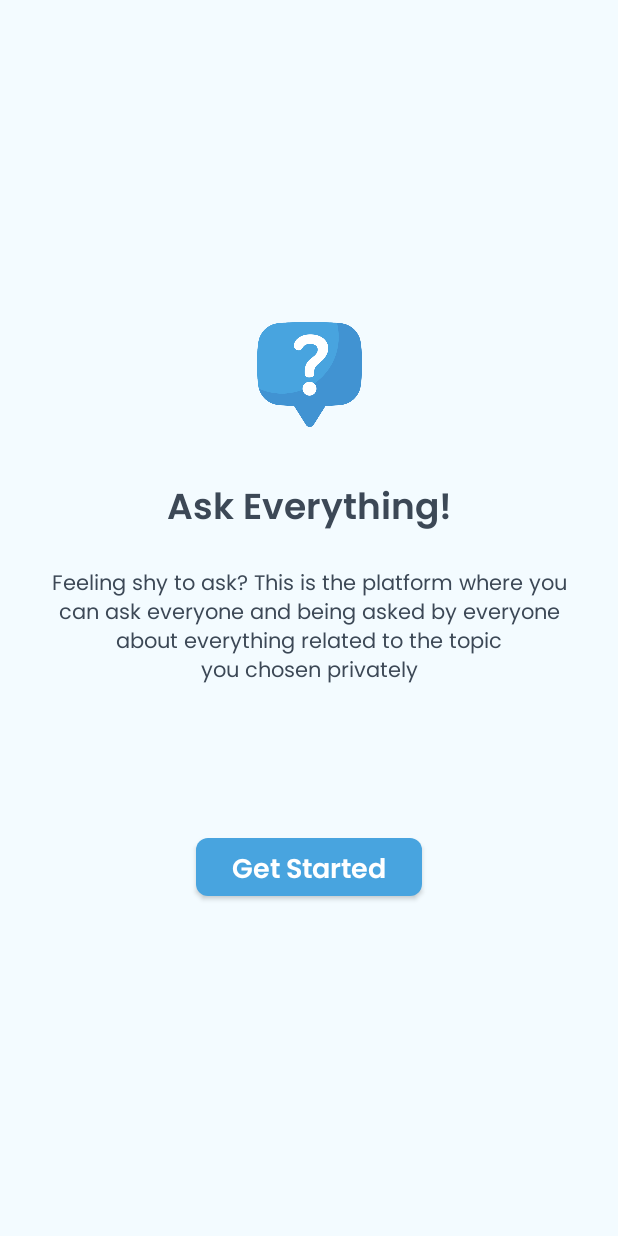
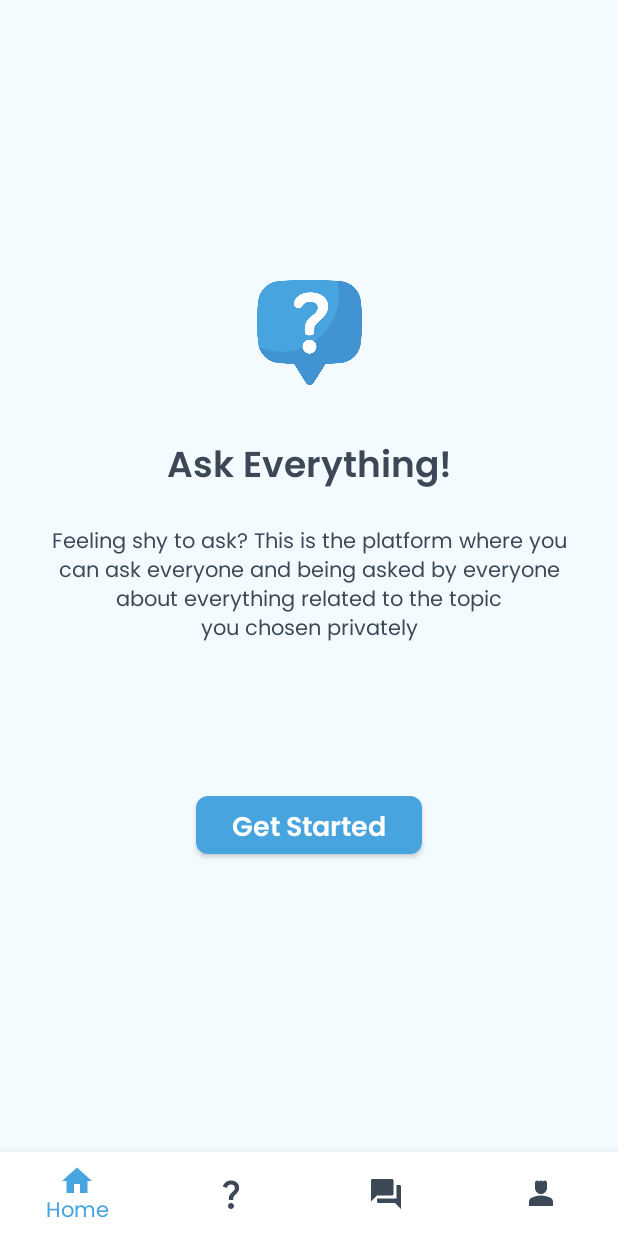
Before and after one commit to andriawan24/ask-me-android, an Android app built with Jetpack Compose: the screen it shows after launch (MainActivity), on a phone screen of 412 x 824 dp. Run offline under Robolectric (Android 15) with nearby library versions, the phone set to English and light mode, and no system bars; our stand-ins replace Dagger/Hilt's generated code, Timber.

Commit message:
feat: Add bottom sheet design, slicing home page

```diff
--- a/app/build.gradle
+++ b/app/build.gradle
@@ -97,6 +97,9 @@ dependencies {
     // Timber
     implementation Dependencies.timber
 
+    // Coil
+    implementation Dependencies.coil
+
     // Testing
     testImplementation Dependencies.jUnit
     testImplementation Dependencies.mockito
--- a/app/src/main/java/com/andriawan/askme/data/repository/AuthRepositoryImpl.kt
+++ b/app/src/main/java/com/andriawan/askme/data/repository/AuthRepositoryImpl.kt
@@ -35,4 +35,8 @@ class AuthRepositoryImpl @Inject constructor(
     override suspend fun saveCredentials(userModel: UserModel?) {
         dataStore.saveUser(userModel)
     }
+
+    override suspend fun getUser(): UserModel? {
+        return dataStore.getUser()
+    }
 }
--- a/app/src/main/java/com/andriawan/askme/domain/repository/AuthRepository.kt
+++ b/app/src/main/java/com/andriawan/askme/domain/repository/AuthRepository.kt
@@ -9,4 +9,5 @@ interface AuthRepository {
     suspend fun getCredentials(): UserModel?
     suspend fun signUp(registerBody: RegisterBodyModel): UserModel?
     suspend fun saveCredentials(userModel: UserModel?)
+    suspend fun getUser(): UserModel?
 }
--- a/app/src/main/java/com/andriawan/askme/ui/MainActivity.kt
+++ b/app/src/main/java/com/andriawan/askme/ui/MainActivity.kt
@@ -12,6 +12,7 @@ import androidx.compose.material.rememberScaffoldState
 import androidx.compose.ui.Modifier
 import androidx.navigation.compose.rememberNavController
 import com.andriawan.askme.navigation.AskMeNavigation
+import com.andriawan.askme.ui.components.AskMeBottomNavigation
 import com.andriawan.askme.ui.themes.AskMeTheme
 import dagger.hilt.android.AndroidEntryPoint
 
@@ -27,7 +28,9 @@ class MainActivity : ComponentActivity() {
                 Scaffold(
                     content = {
                         Surface(
-                            modifier = Modifier.fillMaxSize().padding(it),
+                            modifier = Modifier
+                                .fillMaxSize()
+                                .padding(it),
                             color = MaterialTheme.colors.background
                         ) {
                             AskMeNavigation(
@@ -36,7 +39,10 @@ class MainActivity : ComponentActivity() {
                             )
                         }
                     },
-                    scaffoldState = scaffoldState
+                    scaffoldState = scaffoldState,
+                    bottomBar = {
+                        AskMeBottomNavigation()
+                    }
                 )
             }
         }
--- /dev/null
+++ b/app/src/main/java/com/andriawan/askme/ui/components/AskMeBottomNavigation.kt
@@ -0,0 +1,105 @@
+package com.andriawan.askme.ui.components
+
+import android.content.res.Configuration.UI_MODE_NIGHT_YES
+import androidx.compose.foundation.isSystemInDarkTheme
+import androidx.compose.material.*
+import androidx.compose.material.icons.Icons
+import androidx.compose.material.icons.filled.Home
+import androidx.compose.material.icons.filled.Person4
+import androidx.compose.material.icons.filled.QuestionAnswer
+import androidx.compose.material.icons.filled.QuestionMark
+import androidx.compose.runtime.Composable
+import androidx.compose.ui.graphics.Color
+import androidx.compose.ui.tooling.preview.Preview
+import androidx.compose.ui.unit.sp
+import com.andriawan.askme.ui.themes.AskMeTheme
+
+@Composable
+fun AskMeBottomNavigation() {
+    BottomNavigation(
+        backgroundColor = if (!isSystemInDarkTheme()) Color.White else MaterialTheme.colors.background
+    ) {
+        BottomNavigationItem(
+            selected = true,
+            onClick = { /*TODO*/ },
+            icon = {
+                Icon(
+                    imageVector = Icons.Default.Home,
+                    contentDescription = "Home"
+                )
+            },
+            selectedContentColor = MaterialTheme.colors.primary,
+            unselectedContentColor = MaterialTheme.colors.onBackground,
+            alwaysShowLabel = false,
+            label = {
+                Text(
+                    text = "Home",
+                    style = MaterialTheme.typography.caption.copy(
+                        color = MaterialTheme.colors.primary,
+                        fontSize = 14.sp
+                    )
+                )
+            }
+        )
+
+        BottomNavigationItem(
+            selected = false,
+            onClick = { /*TODO*/ },
+            icon = {
+                Icon(
+                    imageVector = Icons.Default.QuestionMark,
+                    contentDescription = "Home"
+                )
+            },
+            selectedContentColor = MaterialTheme.colors.primary,
+            unselectedContentColor = MaterialTheme.colors.onBackground,
+            alwaysShowLabel = false,
+            label = {
+                Text(text = "Home")
+            }
+        )
+
+        BottomNavigationItem(
+            selected = false,
+            onClick = { /*TODO*/ },
+            icon = {
+                Icon(
+                    imageVector = Icons.Default.QuestionAnswer,
+                    contentDescription = "Home"
+                )
+            },
+            selectedContentColor = MaterialTheme.colors.primary,
+            unselectedContentColor = MaterialTheme.colors.onBackground,
+            alwaysShowLabel = false,
+            label = {
+                Text(text = "Home")
+            }
+        )
+
+        BottomNavigationItem(
+            selected = false,
+            onClick = { /*TODO*/ },
+            icon = {
+                Icon(
+                    imageVector = Icons.Default.Person4,
+                    contentDescription = "Home"
+                )
+            },
+            selectedContentColor = MaterialTheme.colors.primary,
+            unselectedContentColor = MaterialTheme.colors.onBackground,
+            alwaysShowLabel = false,
+            label = {
+                Text(text = "Home")
+            }
+        )
+    }
+}
+
+@Preview(showBackground = true)
+@Preview(showBackground = true, uiMode = UI_MODE_NIGHT_YES)
+@Composable
+fun AskMeBottomNavigationPreview() {
+    AskMeTheme {
+        AskMeBottomNavigation()
+    }
+}
--- a/app/src/main/java/com/andriawan/askme/ui/screens/home/presenter/HomeFragment.kt
+++ /dev/null
@@ -1 +0,0 @@
-package com.andriawan.askme.ui.screens.home.presenter
--- a/app/src/main/java/com/andriawan/askme/ui/themes/Type.kt
+++ b/app/src/main/java/com/andriawan/askme/ui/themes/Type.kt
@@ -1,6 +1,7 @@
 package com.andriawan.askme.ui.themes
 
 import androidx.compose.material.Typography
+import androidx.compose.ui.graphics.Color
 import androidx.compose.ui.text.TextStyle
 import androidx.compose.ui.text.font.Font
 import androidx.compose.ui.text.font.FontFamily
@@ -57,5 +58,11 @@ val AskMeTypography = Typography(
         fontWeight = FontWeight.Normal,
         fontSize = 12.sp,
         fontFamily = PoppinsFontFamily
+    ),
+    caption = TextStyle(
+        fontWeight = FontWeight.Normal,
+        fontSize = 16.sp,
+        color = Color.Gray,
+        fontFamily = PoppinsFontFamily
     )
 )
--- a/app/src/main/java/com/andriawan/askme/utils/extensions/TypeExt.kt
+++ b/app/src/main/java/com/andriawan/askme/utils/extensions/TypeExt.kt
@@ -1,8 +1,10 @@
 package com.andriawan.askme.utils.extensions
 
+import com.andriawan.askme.utils.Constants
 import com.andriawan.askme.utils.Constants.ZERO
 
 fun Boolean?.orFalse() = this ?: false
 fun Boolean?.orTrue() = this ?: true
 fun Int?.orZero() = this ?: ZERO
 fun Int?.orDefault(defaultValue: Int) = this ?: defaultValue
+fun String?.getFirstWord() = this.orEmpty().split(Constants.SPACE).first()
--- a/app/src/main/res/values/strings.xml
+++ b/app/src/main/res/values/strings.xml
@@ -50,4 +50,7 @@
     <string name="home">Home</string>
     <string name="profile">Profile</string>
     <string name="content_description_image_logo">Image Application Logo</string>
+    <string name="home_today_topic_question_title">What topic you’d like to ask today?</string>
+    <string name="home_popular_topic_question_title">Popular Topics</string>
+    <string name="home_most_stars_title">Most Stars</string>
 </resources>
--- a/buildSrc/src/main/kotlin/Dependencies.kt
+++ b/buildSrc/src/main/kotlin/Dependencies.kt
@@ -11,6 +11,7 @@ object Versions {
     const val hiltVersion = "2.44.2"
     const val shimmerVersion = "0.5.0"
     const val timberVersion = "5.0.1"
+    const val coilVersion = "2.2.2"
 
     // Testing
     const val jUnitVersion = "4.13.2"
@@ -60,6 +61,9 @@ object Dependencies {
     // Timber for logging
     const val timber = "com.jakewharton.timber:timber:${Versions.timberVersion}"
 
+    // Coil
+    const val coil = "io.coil-kt:coil-compose:${Versions.coilVersion}"
+
     // Testing
     const val jUnit = "junit:junit:${Versions.jUnitVersion}"
     const val extJUnit = "androidx.test.ext:junit:${Versions.extJUnitVersion}"
```
Also changed, not shown: app/src/main/java/com/andriawan/askme/ui/screens/home/models/HomeUiState.kt (added, +11 -0 lines), app/src/main/java/com/andriawan/askme/ui/screens/home/presenter/HomeScreen.kt (added, +268 -0 lines), app/src/main/java/com/andriawan/askme/ui/screens/home/viewmodel/HomeViewModel.kt (+33 -14 lines), app/src/main/res/drawable/img_laptop.png (added).
